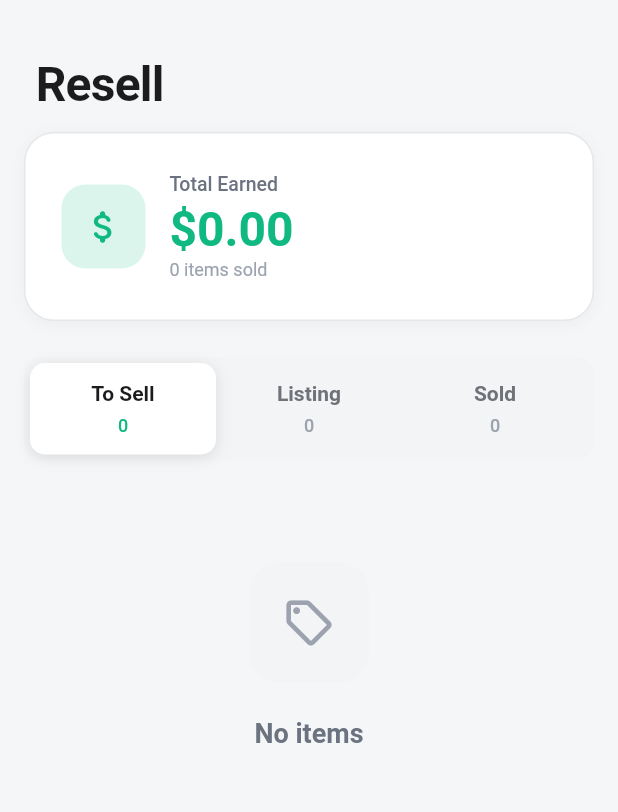
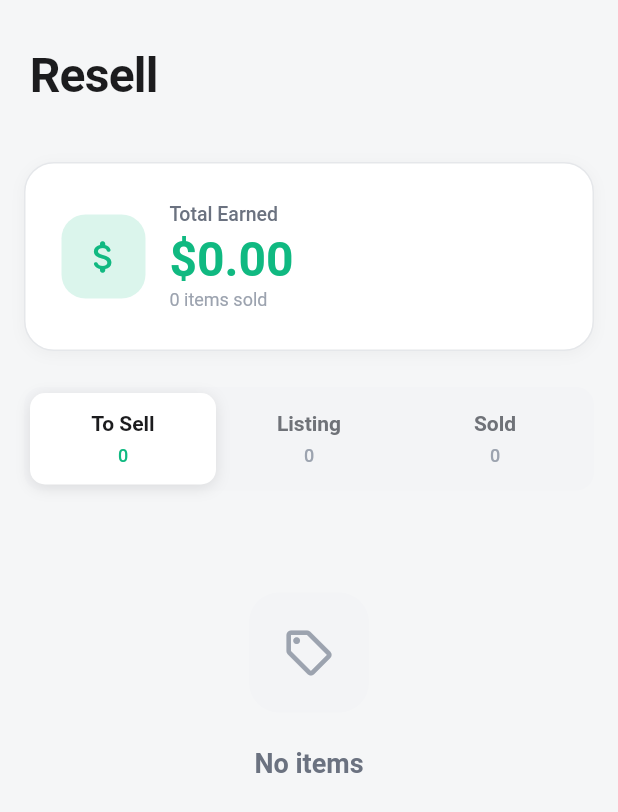
Before and after one commit to icaichen/KeepJoy, a Flutter app: the ResellScreen screen opened directly with empty values, on a phone screen of 412 x 824 dp. Shown: the top 812 px of the screen. Run offline on Flutter 3.47's test engine with Material 3 defaults, Android fonts, the phone set to English and light mode, and no system bars; our stand-ins replace cached_network_image, connectivity_plus, flutter_local_notifications, flutter_native_timezone, hive, hive_flutter and 7 more; missing offline and left inert: purchases_flutter; accounts and stored records are empty; project files that could hold a hidden picture were left out.

Commit message:
fixed iphone 17 pro max header issue

```diff
--- a/lib/features/resell/resell_screen.dart
+++ b/lib/features/resell/resell_screen.dart
@@ -3,6 +3,7 @@ import 'package:keepjoy_app/models/declutter_item.dart';
 import 'package:keepjoy_app/models/resell_item.dart';
 import 'package:keepjoy_app/l10n/app_localizations.dart';
 import 'package:keepjoy_app/widgets/smart_image_widget.dart';
+import 'package:keepjoy_app/utils/responsive_utils.dart';
 
 enum ResellSegment { toSell, listing, sold }
 
@@ -51,6 +52,7 @@ class _ResellScreenState extends State<ResellScreen> {
       context,
     ).languageCode.toLowerCase().startsWith('zh');
     final topPadding = MediaQuery.of(context).padding.top;
+    final responsive = context.responsive;
 
     // Calculate total money earned from sold items
     final soldItems = widget.resellItems.where(
@@ -87,7 +89,7 @@ class _ResellScreenState extends State<ResellScreen> {
     }
 
     // Calculate scroll-based animations
-    const headerHeight = 100.0;
+    final headerHeight = responsive.headerHeight;
     final scrollProgress = (_scrollOffset / headerHeight).clamp(0.0, 1.0);
     final headerOpacity = (1.0 - scrollProgress).clamp(0.0, 1.0);
     final collapsedHeaderOpacity = scrollProgress >= 1.0 ? 1.0 : 0.0;
@@ -103,7 +105,9 @@ class _ResellScreenState extends State<ResellScreen> {
             controller: _scrollController,
             physics: const BouncingScrollPhysics(),
             slivers: [
-              SliverToBoxAdapter(child: SizedBox(height: topPadding + 80)),
+              SliverToBoxAdapter(
+                child: SizedBox(height: topPadding + headerHeight),
+              ),
               SliverPadding(
                 padding: const EdgeInsets.fromLTRB(16, 8, 16, 32),
                 sliver: SliverList(
@@ -296,22 +300,28 @@ class _ResellScreenState extends State<ResellScreen> {
               child: Opacity(
                 opacity: collapsedHeaderOpacity,
                 child: Container(
-                  height: topPadding + kToolbarHeight,
+                  height: responsive.collapsedHeaderHeight,
                   decoration: const BoxDecoration(
                     color: Color(0xFFF5F6F7),
                     border: Border(
                       bottom: BorderSide(color: Color(0xFFE5E5EA), width: 0.5),
                     ),
                   ),
-                  padding: EdgeInsets.only(top: topPadding),
+                  padding: EdgeInsets.only(
+                    top: topPadding,
+                    left: responsive.horizontalPadding,
+                    right: responsive.horizontalPadding,
+                  ),
                   alignment: Alignment.center,
                   child: Text(
                     pageName,
-                    style: const TextStyle(
-                      fontSize: 20,
+                    style: TextStyle(
+                      fontSize: responsive.titleFontSize,
                       fontWeight: FontWeight.w700,
-                      color: Color(0xFF1C1C1E),
+                      color: const Color(0xFF1C1C1E),
                     ),
+                    maxLines: 1,
+                    overflow: TextOverflow.ellipsis,
                   ),
                 ),
               ),
@@ -323,13 +333,15 @@ class _ResellScreenState extends State<ResellScreen> {
             top: 0,
             left: 0,
             right: 0,
-            child: SizedBox(
-              height: 100,
-              child: Padding(
+            child: Container(
               padding: EdgeInsets.only(
-                  left: 24,
-                  right: 24,
+                left: responsive.horizontalPadding,
+                right: responsive.horizontalPadding,
                 top: topPadding + 12,
+                bottom: 12,
+              ),
+              constraints: BoxConstraints(
+                minHeight: topPadding + headerHeight,
               ),
               child: Opacity(
                 opacity: headerOpacity,
@@ -337,14 +349,15 @@ class _ResellScreenState extends State<ResellScreen> {
                   alignment: Alignment.centerLeft,
                   child: Text(
                     pageName,
-                      style: const TextStyle(
-                        fontSize: 32,
+                    style: TextStyle(
+                      fontSize: responsive.largeTitleFontSize,
                       fontWeight: FontWeight.w700,
-                        color: Color(0xFF1C1C1E),
+                      color: const Color(0xFF1C1C1E),
                       letterSpacing: -0.5,
-                        height: 1.0,
+                      height: 1.2,
                     ),
-                    ),
+                    maxLines: 1,
+                    overflow: TextOverflow.ellipsis,
                   ),
                 ),
               ),
```
Also changed, not shown: lib/features/dashboard/dashboard_screen.dart (+43 -26 lines), lib/features/items/items_screen.dart (+25 -16 lines), lib/features/memories/memories_page.dart (+26 -15 lines), lib/utils/responsive_utils.dart (added, +94 -0 lines). Lines whose indentation alone changed are shown as unchanged.
